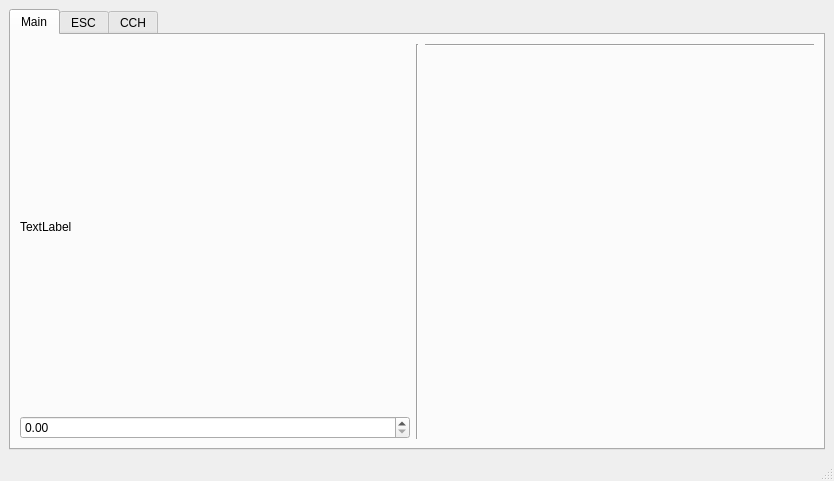
Above: mainwindow.ui from AlexS303E/cpp-UDM before the change. Below: the same form after it.
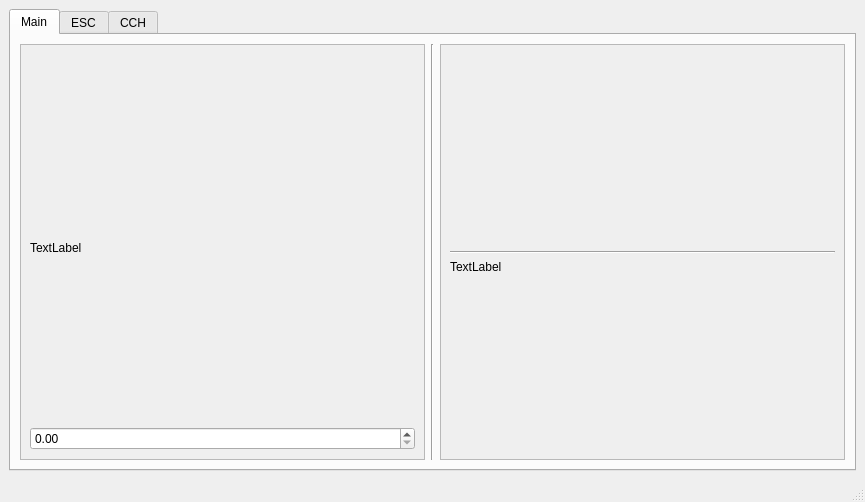
That is the form after the change. Custom widgets are drawn as their Qt base class.

```diff
--- a/mainwindow.ui
+++ b/mainwindow.ui
@@ -6,8 +6,8 @@
    <rect>
     <x>0</x>
     <y>0</y>
-    <width>834</width>
-    <height>481</height>
+    <width>865</width>
+    <height>502</height>
    </rect>
   </property>
   <property name="windowTitle">
@@ -26,7 +26,36 @@
        </attribute>
        <layout class="QGridLayout" name="gridLayout_2">
         <item row="0" column="3">
-         <layout class="QVBoxLayout" name="verticalLayout">
+         <widget class="QScrollArea" name="scrollArea_plot">
+          <property name="widgetResizable">
+           <bool>true</bool>
+          </property>
+          <widget class="QWidget" name="scrollAreaWidgetContents_plot">
+           <property name="geometry">
+            <rect>
+             <x>0</x>
+             <y>0</y>
+             <width>402</width>
+             <height>392</height>
+            </rect>
+           </property>
+           <layout class="QVBoxLayout" name="verticalLayout_plot">
+            <item>
+             <spacer name="horizontalSpacer">
+              <property name="orientation">
+               <enum>Qt::Horizontal</enum>
+              </property>
+              <property name="sizeHint" stdset="0">
+               <size>
+                <width>40</width>
+                <height>20</height>
+               </size>
+              </property>
+             </spacer>
+            </item>
+            <item>
+             <widget class="QWidget" name="widget" native="true"/>
+            </item>
           <item>
            <widget class="Line" name="line_2">
             <property name="orientation">
@@ -35,9 +64,31 @@
            </widget>
           </item>
           <item>
-           <widget class="QCustomPlot" name="widget" native="true"/>
-          </item>
-         </layout>
+             <widget class="QLabel" name="label_2">
+              <property name="sizePolicy">
+               <sizepolicy hsizetype="Preferred" vsizetype="Maximum">
+                <horstretch>0</horstretch>
+                <verstretch>0</verstretch>
+               </sizepolicy>
+              </property>
+              <property name="text">
+               <string>TextLabel</string>
+              </property>
+             </widget>
+            </item>
+            <item>
+             <widget class="QCustomPlot" name="widget_2" native="true">
+              <property name="minimumSize">
+               <size>
+                <width>0</width>
+                <height>150</height>
+               </size>
+              </property>
+             </widget>
+            </item>
+           </layout>
+          </widget>
+         </widget>
         </item>
         <item row="0" column="2">
          <widget class="Line" name="line">
@@ -47,7 +98,33 @@
          </widget>
         </item>
         <item row="0" column="1">
-         <layout class="QVBoxLayout" name="verticalLayout_2">
+         <widget class="QScrollArea" name="scrollArea_controls">
+          <property name="widgetResizable">
+           <bool>true</bool>
+          </property>
+          <widget class="QWidget" name="scrollAreaWidgetContents_controls">
+           <property name="geometry">
+            <rect>
+             <x>0</x>
+             <y>0</y>
+             <width>402</width>
+             <height>392</height>
+            </rect>
+           </property>
+           <layout class="QVBoxLayout" name="verticalLayout_controls">
+            <item>
+             <spacer name="horizontalSpacer_2">
+              <property name="orientation">
+               <enum>Qt::Horizontal</enum>
+              </property>
+              <property name="sizeHint" stdset="0">
+               <size>
+                <width>40</width>
+                <height>20</height>
+               </size>
+              </property>
+             </spacer>
+            </item>
           <item>
            <widget class="QLabel" name="label">
             <property name="text">
@@ -59,6 +136,8 @@
            <widget class="QDoubleSpinBox" name="doubleSpinBox"/>
           </item>
          </layout>
+          </widget>
+         </widget>
         </item>
        </layout>
       </widget>
```
Left out of the diff: 2 changed lines with no effect on the pictures. Lines whose indentation alone changed are shown as unchanged.
